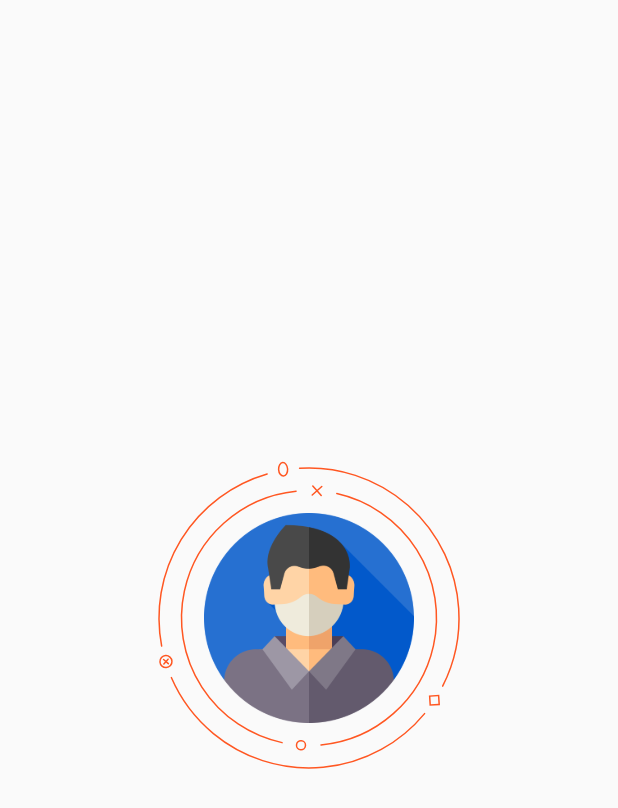
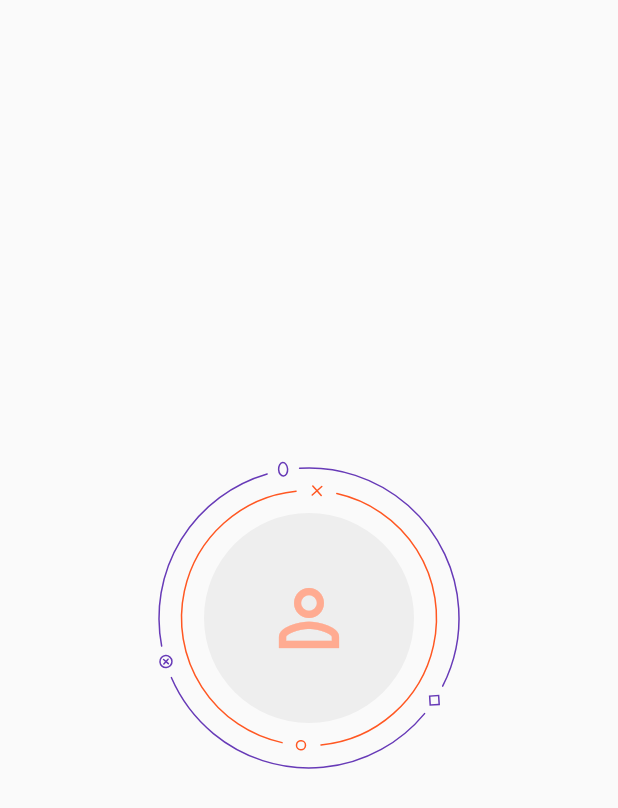
Before and after one commit to Ezaldeen99/flutter_circular_animator, a Flutter app: the screen it shows after launch, on a phone screen of 412 x 824 dp. Shown: the top 808 px of the screen. Run offline on Flutter 3.47's test engine with Material 2 defaults, Android fonts, the phone set to English and light mode, and no system bars.

Commit message:
edit the example

```diff
--- a/example/lib/main.dart
+++ b/example/lib/main.dart
@@ -1,7 +1,5 @@
 import 'package:flutter/material.dart';
 import 'package:widget_circular_animator/widget_circular_animator.dart';
-
-import 'Res.dart';
 
 void main() {
   runApp(MyApp());
@@ -11,28 +9,29 @@ class MyApp extends StatelessWidget {
   @override
   Widget build(BuildContext context) {
     return MaterialApp(
-      home: animationsDemo(),
+      home: Scaffold(
+        body: Center(
+            child: Align(
+          child: WidgetCircularAnimator(
+            size: 200,
+            innerIconsSize: 3,
+            outerIconsSize: 3,
+            innerColor: Colors.deepOrange,
+            outerColor: Colors.deepPurple,
+            innerAnimationSeconds: 30,
+            outerAnimationSeconds: 30,
+            child: Container(
+              decoration: BoxDecoration(
+                  shape: BoxShape.circle, color: Colors.grey[200]),
+              child: Icon(
+                Icons.person_outline,
+                color: Colors.deepOrange[200],
+                size: 60,
+              ),
+            ),
+          ),
+        )),
+      ),
     );
   }
 }
-
-class animationsDemo extends StatefulWidget {
-  @override
-  State<StatefulWidget> createState() {
-    return DemoState();
-  }
-}
-
-class DemoState extends State<animationsDemo> {
-  @override
-  Widget build(BuildContext context) {
-    return Scaffold(
-      body: Center(
-          child: Align(
-        child: WidgetCircularAnimator(
-          child: Image.asset(Resources.person),
-        ),
-      )),
-    );
-  }
-}
```
